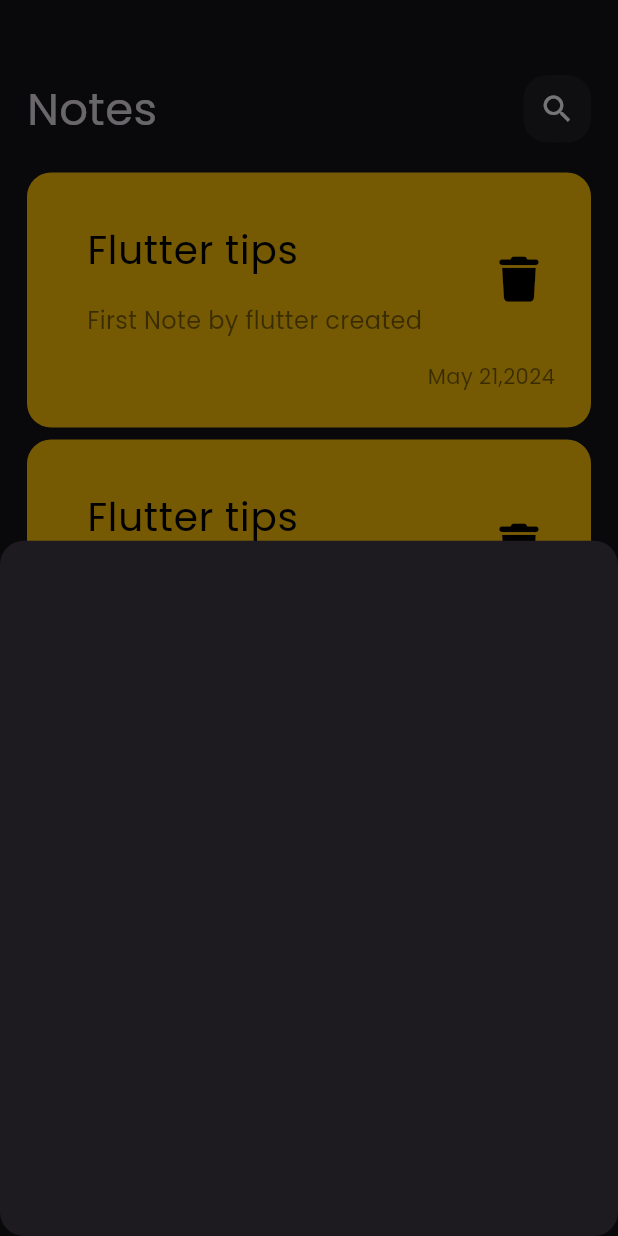
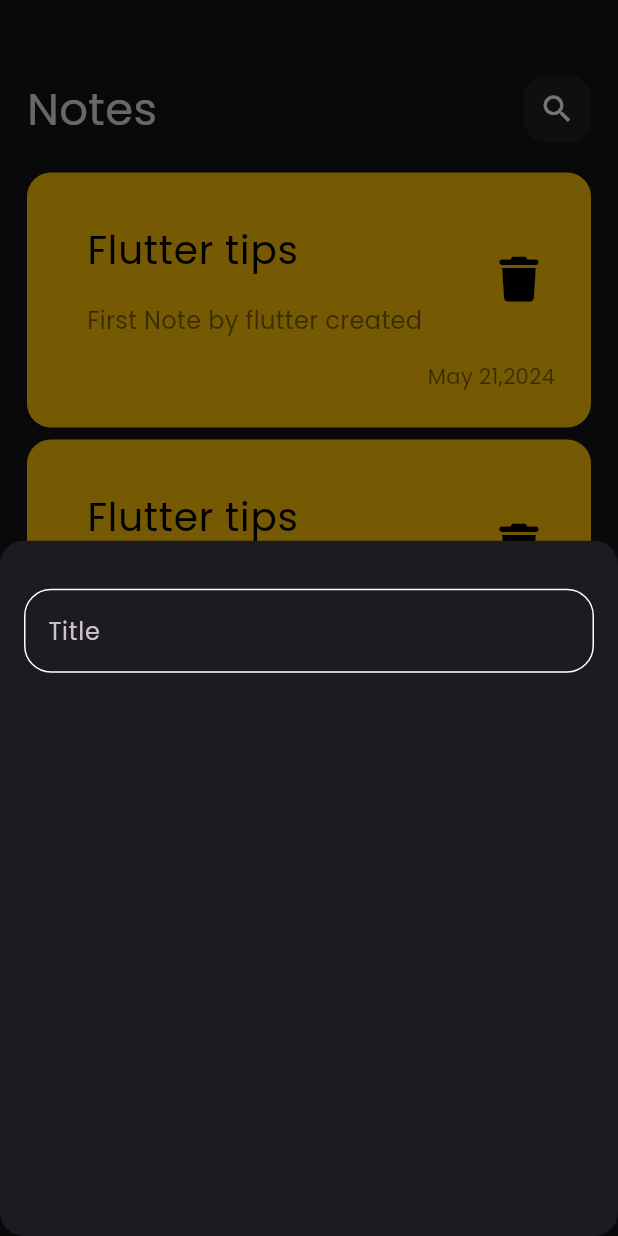
Before and after one commit to Megoadro/Note_App, a Flutter app: the screen it shows after launch, after a tap on the "add" icon, on a phone screen of 412 x 824 dp. Run offline on Flutter 3.47's test engine with Material 3 defaults, Android fonts, the light colour scheme and no system bars; our stand-ins replace font_awesome_flutter.

Commit message:
add customTextField to BottomSheet

```diff
--- /dev/null
+++ b/lib/helper/contstan.dart
@@ -0,0 +1,3 @@
+import 'package:flutter/material.dart';
+
+const kPrimaryColor = const Color(0xffFFBF00);
--- /dev/null
+++ b/lib/widgets/custom_text_field.dart
@@ -0,0 +1,29 @@
+import 'package:flutter/material.dart';
+import 'package:note_app/helper/contstan.dart';
+
+class CustomTextField extends StatelessWidget {
+  const CustomTextField({super.key});
+
+  @override
+  Widget build(BuildContext context) {
+    return TextField(
+      cursorColor:kPrimaryColor ,
+      decoration:InputDecoration(
+        hintText: 'Title',
+        border: buildBorder(),
+        enabledBorder: buildBorder(),
+        focusedBorder: buildBorder(kPrimaryColor),
+
+      ),
+    );
+  }
+
+  OutlineInputBorder buildBorder([color]) {
+    return OutlineInputBorder(
+        borderRadius: BorderRadius.circular(18),
+        borderSide: BorderSide(
+          color: color ?? Colors.white,
+        ),
+      );
+  }
+}
--- a/lib/widgets/modal_bottom_sheet.dart
+++ b/lib/widgets/modal_bottom_sheet.dart
@@ -1,10 +1,21 @@
 import 'package:flutter/material.dart';
+import 'package:note_app/widgets/custom_text_field.dart';
 
 class NoteModalBottomSheet extends StatelessWidget {
   const NoteModalBottomSheet({super.key});
 
   @override
   Widget build(BuildContext context) {
-    return Container();
+    return const Padding(
+      padding: EdgeInsets.symmetric(horizontal: 16.0),
+      child: Column(
+        children: [
+          SizedBox(
+            height: 32,
+          ),
+          CustomTextField(),
+        ],
+      ),
+    );
   }
 }
```
